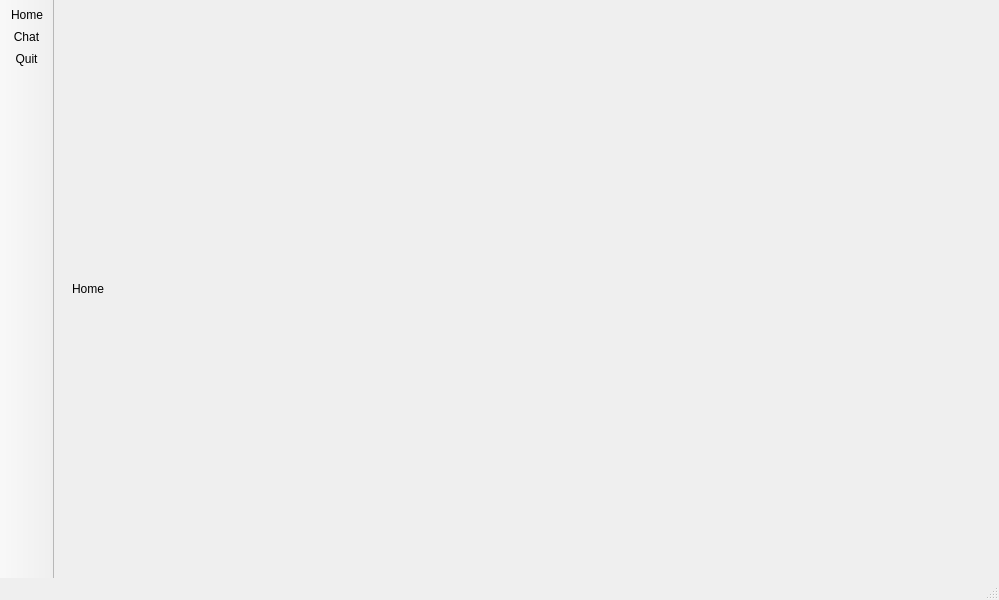
First picture: the form in src/flipper/ui/main_window.ui, repository JonMW-Dev/Flipper, before the edit.
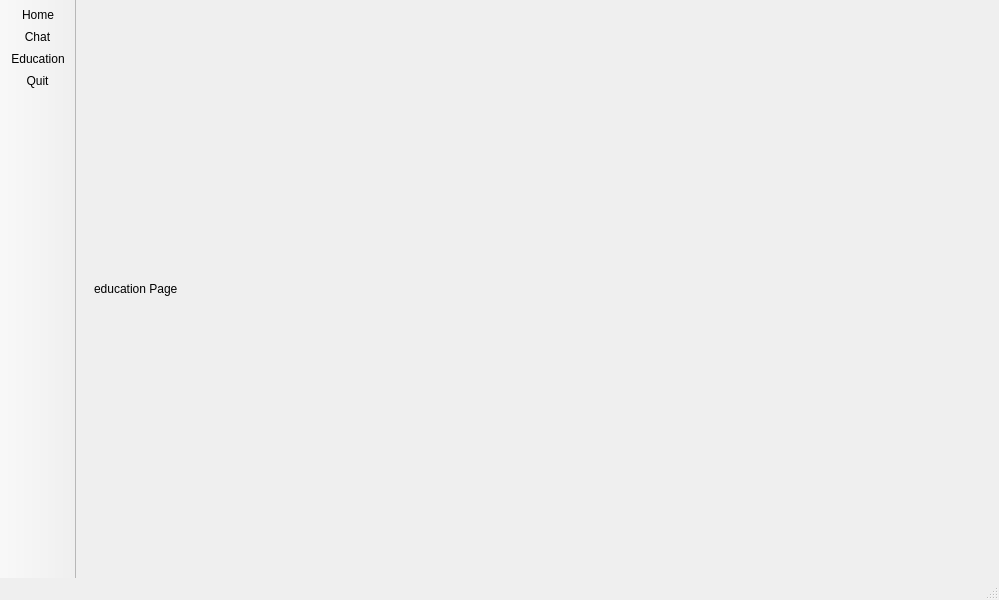
Second picture: the form after the edit. The open tabs and pages were chosen to show the change. Icons and pictures are not drawn.

Commit message: Added education tab which allows the user to create a testbank of questions and answers in a DB per course. The corresponding DB entries are only valid if the AI has added 3 false answers to the DB entry. This AI functionality has been added also. NOTE: The UI becomes unreponsive during DB validation and the course widgets in the eduView do not update accordingly.

```diff
--- a/src/flipper/ui/main_window.ui
+++ b/src/flipper/ui/main_window.ui
@@ -14,7 +14,7 @@
    <string>MainWindow</string>
   </property>
   <widget class="QWidget" name="centralwidget">
-   <layout class="QVBoxLayout" name="verticalLayout_2">
+   <layout class="QHBoxLayout" name="horizontalLayout">
     <item>
      <widget class="QStackedWidget" name="viewStack">
       <property name="currentIndex">
@@ -42,6 +42,17 @@
         </item>
        </layout>
       </widget>
+      <widget class="QWidget" name="eduPage">
+       <layout class="QVBoxLayout" name="verticalLayout_2">
+        <item>
+         <widget class="QLabel" name="label">
+          <property name="text">
+           <string>education Page</string>
+          </property>
+         </widget>
+        </item>
+       </layout>
+      </widget>
      </widget>
     </item>
    </layout>
@@ -65,6 +76,7 @@
    </attribute>
    <addaction name="actionHome"/>
    <addaction name="actionChat"/>
+   <addaction name="actionEducation"/>
    <addaction name="actionQuit"/>
   </widget>
   <action name="actionHome">
@@ -99,6 +111,14 @@
     <enum>QAction::MenuRole::NoRole</enum>
    </property>
   </action>
+  <action name="actionEducation">
+   <property name="text">
+    <string>Education</string>
+   </property>
+   <property name="menuRole">
+    <enum>QAction::MenuRole::NoRole</enum>
+   </property>
+  </action>
  </widget>
  <resources>
   <include location="resources.qrc"/>
```
The commit also changes 13 other files.
